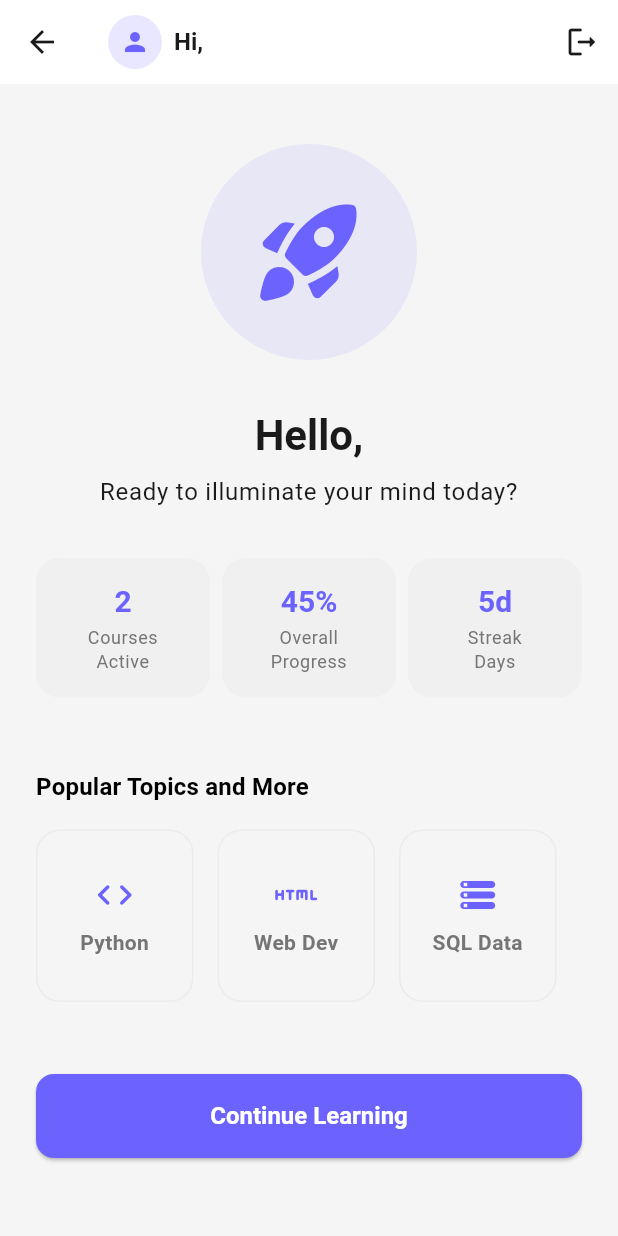
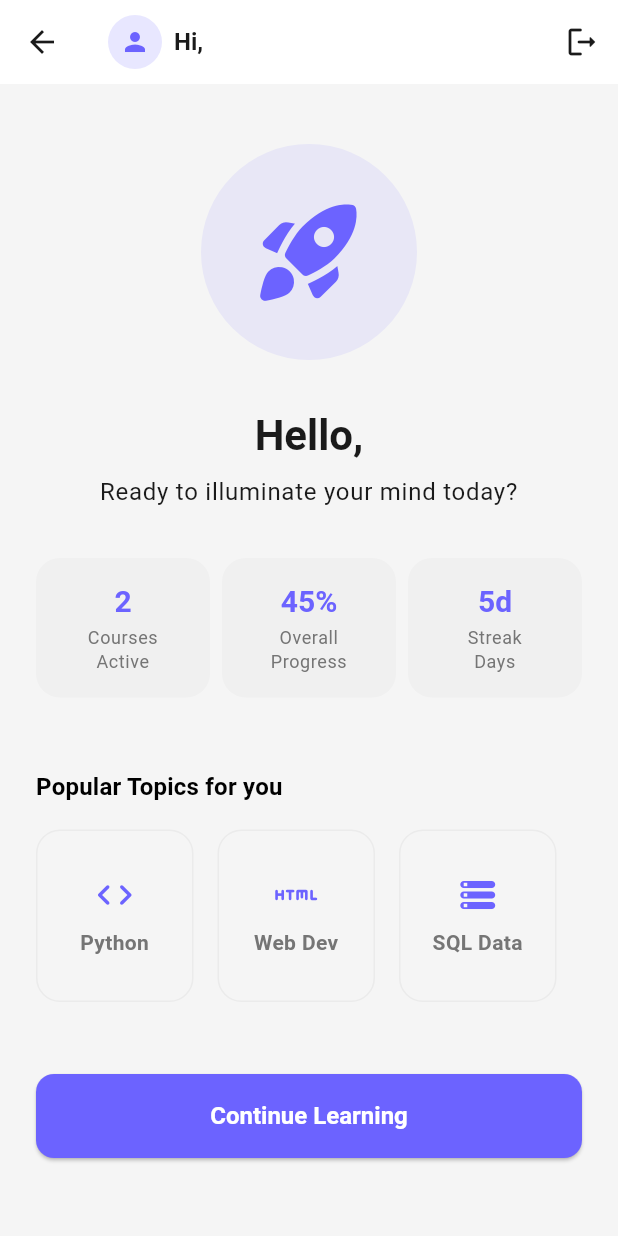
Before and after one commit to ahadulsohag/skill_up, a Flutter app: the HomeScreen screen opened by its route, on a phone screen of 412 x 824 dp. Run offline on Flutter 3.47's test engine with Material 3 defaults, Android fonts, the phone set to English and light mode, and no system bars; our stand-ins replace supabase_flutter; accounts and stored records are empty.

Commit message:
added topics

```diff
--- a/lib/features/home/presentation/screens/home_screen.dart
+++ b/lib/features/home/presentation/screens/home_screen.dart
@@ -103,7 +103,7 @@ class HomeScreen extends StatelessWidget {
               Align(
                 alignment: Alignment.centerLeft,
                 child: Text(
-                  'Popular Topics and More',
+                  'Popular Topics for you',
                   style: Theme.of(context).textTheme.titleMedium?.copyWith(
                     fontWeight: FontWeight.bold,
                   ),
```
